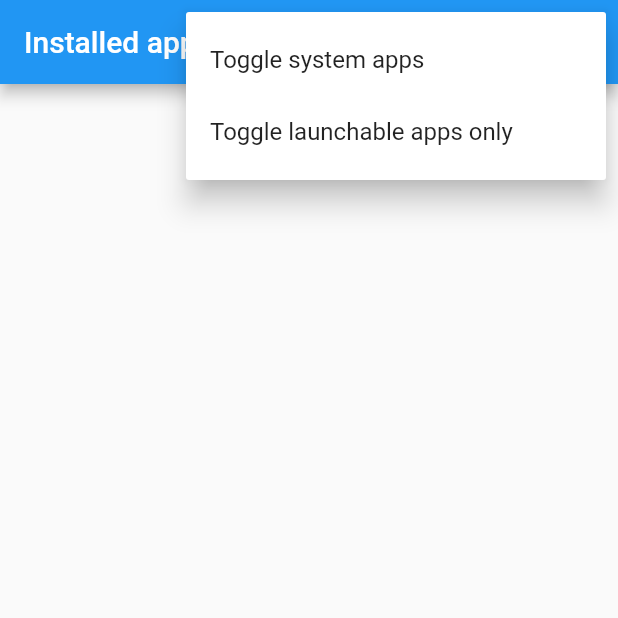
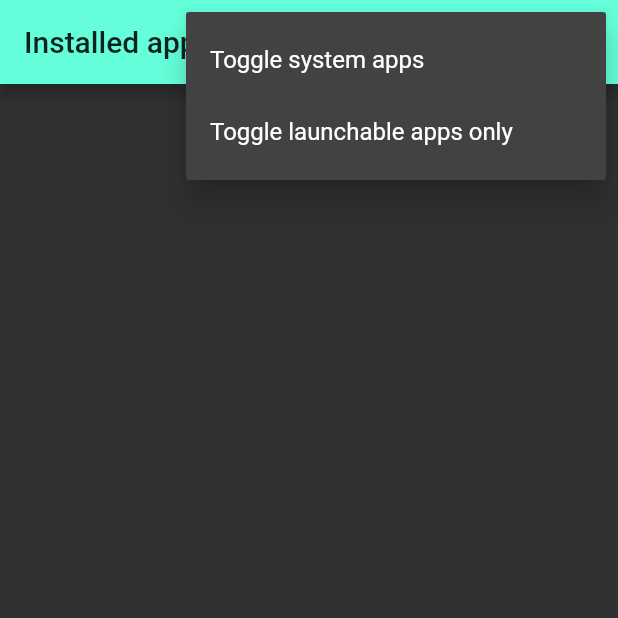
Before and after one commit to akhileshsharma/device_app_lists, a Flutter app: the screen it shows after launch, after a tap on the "more vert" icon, on a phone screen of 412 x 824 dp, the top half of it. Run offline on Flutter 3.47's test engine with Material 2 defaults, Android fonts, the phone set to English and light mode, and no system bars; missing offline and left inert: device_apps.

Commit message:
💪 コメントとか追加

```diff
--- a/lib/main.dart
+++ b/lib/main.dart
@@ -1,23 +1,35 @@
 import 'package:device_apps/device_apps.dart';
 import 'package:flutter/material.dart';
 
-void main() => runApp(MaterialApp(home: ListAppsPages()));
+void main() => runApp(MaterialApp(
+      home: ListAppsPages(),
+      theme: ThemeData(
+        brightness: Brightness.dark,
+        primaryColor: Colors.tealAccent[200],
+      ),
+    ));
 
+/// アプリ本体
 class ListAppsPages extends StatefulWidget {
   @override
   _ListAppsPagesState createState() => _ListAppsPagesState();
 }
 
+/// アプリ本体のステート
 class _ListAppsPagesState extends State<ListAppsPages> {
-  bool _showSystemApps = false;
-  bool _onlyLaunchableApps = false;
+  /// ステート更新（画面再描画）のたびに「システムアプリを含めるかどうか」「起動できるアプリのみにするかどうか」が初期化されては困るので、
+  /// フィールド宣言時に初期化している（ build メソッドはステート更新時に呼ばれてしまうため）
+  bool _showSystemApps = true;
+  bool _onlyLaunchableApps = true;
 
   @override
   Widget build(BuildContext context) {
+    // アプリ本体を構成するウィジェット
     return Scaffold(
       appBar: AppBar(
         title: Text("Installed applications"),
         actions: <Widget>[
+          // AppBar にボタンを用意して表示内容を切り替える処理が書かれている
           PopupMenuButton(
             itemBuilder: (context) {
               return <PopupMenuItem<String>>[
@@ -31,11 +43,13 @@ class _ListAppsPagesState extends State<ListAppsPages> {
             },
             onSelected: (key) {
               if (key == "system_apps") {
+                // 「システムアプリを含めるかどうか」を切り替える
                 setState(() {
                   _showSystemApps = !_showSystemApps;
                 });
               }
               if (key == "launchable_apps") {
+                // 「起動できるアプリのみにするかどうか」を切り替える
                 setState(() {
                   _onlyLaunchableApps = !_onlyLaunchableApps;
                 });
@@ -44,6 +58,8 @@ class _ListAppsPagesState extends State<ListAppsPages> {
           )
         ],
       ),
+
+      // アプリの一覧は非同期で取得する必要があるため別クラス（private）として切り出している
       body: _ListAppsPagesContent(
         includeSystemApps: _showSystemApps,
         onlyAppsWithLaunchIntent: _onlyLaunchableApps,
@@ -53,10 +69,16 @@ class _ListAppsPagesState extends State<ListAppsPages> {
   }
 }
 
+/// アプリの一覧を表示するウィジェット
+///  実装は ListView
 class _ListAppsPagesContent extends StatelessWidget {
+  /// システムアプリを含めるかどうか
   final bool includeSystemApps;
+
+  /// 起動できるアプリのみにするかどうか
   final bool onlyAppsWithLaunchIntent;
 
+  /// コンストラクタ
   const _ListAppsPagesContent({
     Key key,
     this.includeSystemApps: false,
@@ -65,36 +87,57 @@ class _ListAppsPagesContent extends StatelessWidget {
 
   @override
   Widget build(BuildContext context) {
+    /// 非同期処理である `DeviceApps.getInstalledApplications` を利用するため、
+    ///  `Future` （ JavaScript でいう Promise ）を扱うことができる `FutureBuilder` を利用している.
+    ///  データ取得後は ListView として画面に表示される.
     return FutureBuilder(
+      // `device_apps` パッケージを利用して端末にインストールされているアプリの一覧を取得している
       future: DeviceApps.getInstalledApplications(
         includeAppIcons: true,
         includeSystemApps: includeSystemApps,
         onlyAppsWithLaunchIntent: onlyAppsWithLaunchIntent,
       ),
       builder: (context, data) {
+        // 非同期処理中の判断
         if (data.data == null) {
+          // データ取得前はローディング中のプログレスを表示
           return Center(
             child: const CircularProgressIndicator(),
           );
         } else {
+          // データ取得後はリストビューに情報をセット
           final apps = data.data;
 //          print(apps);
+
           return ListView.builder(
             itemBuilder: (context, position) {
               final app = apps[position];
+
+              // アプリひとつずつ横並び（ Column ）で情報を表示する
               return Column(
                 children: <Widget>[
                   ListTile(
+                    // `x is AnyClass` という記述は Java でいう `x instanceOf AnyClass`
                     leading: app is ApplicationWithIcon
+                        // アイコンを持っているアプリ（ ApplicationWithIcon インスタンス）の場合はアイコンを表示する
                         ? CircleAvatar(
                             backgroundImage: MemoryImage(app.icon),
                             backgroundColor: Colors.white,
                           )
+                        // ない場合はアイコンなし
                         : null,
+
+                    // リストをタップした場合は、そのアプリを起動する
                     onTap: () => DeviceApps.openApp(app.packageName),
+
+                    // リストタイトルにアプリ名＋パッケージ名を表示
                     title: Text("${app.appName} (${app.packageName})"),
+
+                    // リストサブタイトルにバージョンを表示
                     subtitle: Text('Version: ${app.versionName}'),
                   ),
+
+                  // アンダーライン
                   Divider(
                     height: 1.0,
                   )
```
